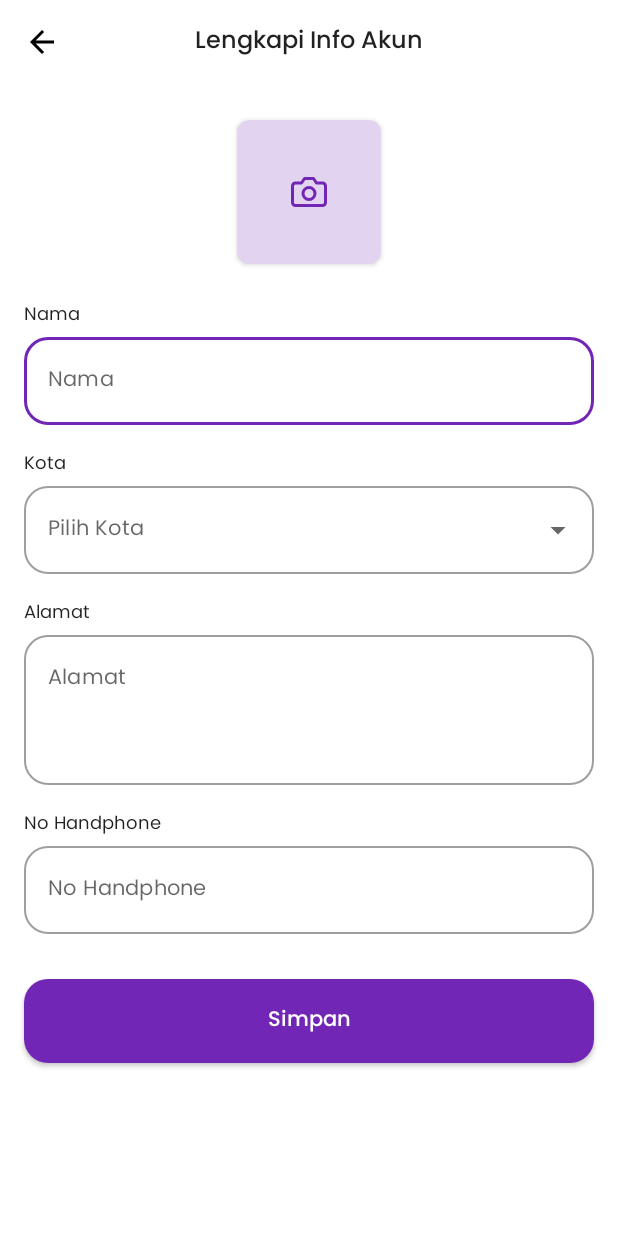
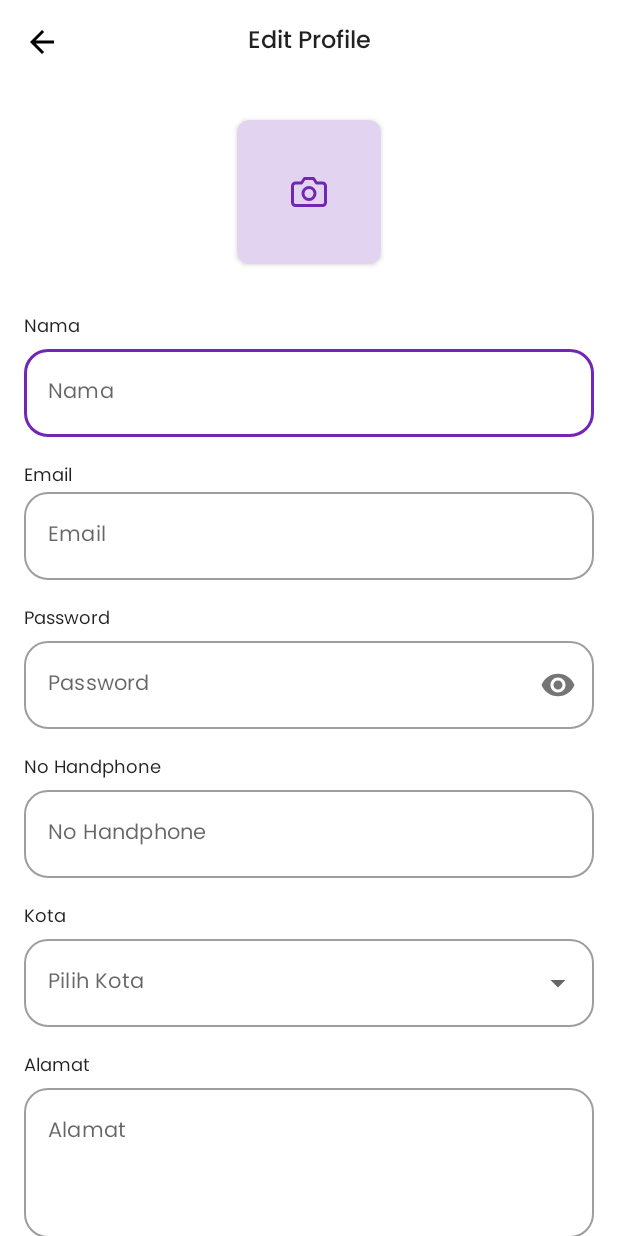
Before and after one commit to zan-os/SecondHand, an Android app: the EditProfileActivity screen opened directly, with no data from a screen before it, on a phone screen of 412 x 824 dp. Run offline under Robolectric (Android 15) with nearby library versions, the phone set to English and light mode, and no system bars; libraries missing offline, so code that uses them is left out: gun0912.tedimagepicker.builder; pictures from the network do not load.

Commit message:
Update UI EditProfile

```diff
--- a/app/src/main/res/layout/activity_edit_profile.xml
+++ b/app/src/main/res/layout/activity_edit_profile.xml
@@ -11,28 +11,31 @@
         android:layout_width="match_parent"
         android:layout_height="?android:attr/actionBarSize"
         app:layout_constraintEnd_toEndOf="parent"
-        app:layout_constraintStart_toStartOf="parent"
         app:layout_constraintTop_toTopOf="parent"
         app:navigationIcon="?attr/homeAsUpIndicator"
+        app:layout_constraintStart_toStartOf="parent"
         app:navigationIconTint="?colorOnSecondary">
 
         <com.google.android.material.textview.MaterialTextView
+            android:id="@+id/edit_profile_tv"
             style="@style/TextAppearance.SecondHand.Title.Medium"
             android:layout_width="wrap_content"
             android:layout_height="wrap_content"
             android:layout_gravity="center"
-            android:text="@string/lengkapi_info_akun" />
-
+            android:text="@string/edit_profile"
+            tools:layout_editor_absoluteX="166dp"
+            tools:layout_editor_absoluteY="7dp" />
     </com.google.android.material.appbar.MaterialToolbar>
 
     <ScrollView
         android:layout_width="match_parent"
         android:layout_height="0dp"
         android:contentDescription="@string/description"
+        android:scrollbars="none"
         app:layout_constraintBottom_toBottomOf="parent"
         app:layout_constraintEnd_toEndOf="parent"
         app:layout_constraintStart_toStartOf="parent"
-        app:layout_constraintTop_toBottomOf="@+id/materialToolbar">
+        app:layout_constraintTop_toBottomOf="@id/materialToolbar">
 
         <androidx.constraintlayout.widget.ConstraintLayout
             android:layout_width="match_parent"
@@ -69,7 +72,7 @@
                 android:layout_width="wrap_content"
                 android:layout_height="wrap_content"
                 android:layout_marginStart="16dp"
-                android:layout_marginTop="24dp"
+                android:layout_marginTop="32dp"
                 android:text="@string/nama"
                 app:layout_constraintStart_toStartOf="parent"
                 app:layout_constraintTop_toBottomOf="@+id/profile_image_container" />
@@ -96,14 +99,105 @@
             </com.google.android.material.textfield.TextInputLayout>
 
             <com.google.android.material.textview.MaterialTextView
+                android:id="@+id/email_tv"
+                style="@style/TextAppearance.SecondHand.Body.Regular"
+                android:layout_width="wrap_content"
+                android:layout_height="wrap_content"
+                android:layout_marginTop="16dp"
+                android:text="@string/email"
+                app:layout_constraintStart_toStartOf="@+id/name_et_layout"
+                app:layout_constraintTop_toBottomOf="@+id/name_et_layout" />
+
+            <com.google.android.material.textfield.TextInputLayout
+                android:id="@+id/email_et_layout"
+                style="@style/TextInputLayout"
+                android:layout_width="0dp"
+                android:layout_height="wrap_content"
+                app:layout_constraintEnd_toEndOf="@+id/name_et_layout"
+                app:layout_constraintStart_toStartOf="@+id/email_tv"
+                app:layout_constraintTop_toBottomOf="@+id/email_tv">
+
+                <com.google.android.material.textfield.TextInputEditText
+                    android:id="@+id/email_et"
+                    style="@style/EditText"
+                    android:layout_width="match_parent"
+                    android:layout_height="wrap_content"
+                    android:hint="@string/email"
+                    android:inputType="textEmailAddress" />
+
+            </com.google.android.material.textfield.TextInputLayout>
+
+            <com.google.android.material.textview.MaterialTextView
+                android:id="@+id/password_tv"
+                style="@style/TextAppearance.SecondHand.Body.Regular"
+                android:layout_width="wrap_content"
+                android:layout_height="wrap_content"
+                android:layout_marginTop="16dp"
+                android:text="@string/password"
+                app:layout_constraintStart_toStartOf="@+id/email_et_layout"
+                app:layout_constraintTop_toBottomOf="@+id/email_et_layout" />
+
+            <com.google.android.material.textfield.TextInputLayout
+                android:id="@+id/password_et_layout"
+                style="@style/TextInputLayout"
+                android:layout_width="0dp"
+                android:layout_height="wrap_content"
+                android:layout_marginTop="4dp"
+                app:errorIconDrawable="@null"
+                app:layout_constraintEnd_toEndOf="@+id/email_et_layout"
+                app:layout_constraintStart_toStartOf="@+id/password_tv"
+                app:layout_constraintTop_toBottomOf="@+id/password_tv"
+                app:passwordToggleEnabled="true">
+
+                <com.google.android.material.textfield.TextInputEditText
+                    android:id="@+id/password_et"
+                    style="@style/EditText"
+                    android:layout_width="match_parent"
+                    android:layout_height="wrap_content"
+                    android:hint="@string/password"
+                    android:inputType="textPassword" />
+
+            </com.google.android.material.textfield.TextInputLayout>
+
+            <com.google.android.material.textview.MaterialTextView
+                android:id="@+id/phone_number_tv"
+                style="@style/TextAppearance.SecondHand.Body.Regular"
+                android:layout_width="wrap_content"
+                android:layout_height="wrap_content"
+                android:layout_marginTop="16dp"
+                android:text="@string/no_handphone"
+                app:layout_constraintStart_toStartOf="@+id/password_et_layout"
+                app:layout_constraintTop_toBottomOf="@+id/password_et_layout" />
+
+            <com.google.android.material.textfield.TextInputLayout
+                android:id="@+id/phone_number_et_layout"
+                style="@style/TextInputLayout"
+                android:layout_width="0dp"
+                android:layout_height="wrap_content"
+                android:layout_marginTop="4dp"
+                app:layout_constraintEnd_toEndOf="@+id/password_et_layout"
+                app:layout_constraintStart_toStartOf="@+id/phone_number_tv"
+                app:layout_constraintTop_toBottomOf="@+id/phone_number_tv">
+
+                <com.google.android.material.textfield.TextInputEditText
+                    android:id="@+id/phone_number_et"
+                    style="@style/EditText"
+                    android:layout_width="match_parent"
+                    android:layout_height="wrap_content"
+                    android:hint="@string/no_handphone"
+                    android:inputType="number" />
+
+            </com.google.android.material.textfield.TextInputLayout>
+
+            <com.google.android.material.textview.MaterialTextView
                 android:id="@+id/city_tv"
                 style="@style/TextAppearance.SecondHand.Body.Regular"
                 android:layout_width="wrap_content"
                 android:layout_height="wrap_content"
                 android:layout_marginTop="16dp"
                 android:text="@string/kota"
-                app:layout_constraintStart_toStartOf="@+id/name_et_layout"
-                app:layout_constraintTop_toBottomOf="@+id/name_et_layout" />
+                app:layout_constraintStart_toStartOf="@+id/phone_number_et_layout"
+                app:layout_constraintTop_toBottomOf="@+id/phone_number_et_layout" />
 
             <com.google.android.material.textfield.TextInputLayout
                 android:id="@+id/city_et_layout"
@@ -111,7 +205,7 @@
                 android:layout_width="0dp"
                 android:layout_height="wrap_content"
                 android:layout_marginTop="4dp"
-                app:layout_constraintEnd_toEndOf="@+id/name_et_layout"
+                app:layout_constraintEnd_toEndOf="@+id/password_et_layout"
                 app:layout_constraintStart_toStartOf="@+id/city_tv"
                 app:layout_constraintTop_toBottomOf="@+id/city_tv">
 
@@ -140,7 +234,7 @@
                 android:layout_width="0dp"
                 android:layout_height="wrap_content"
                 android:layout_marginTop="4dp"
-                app:layout_constraintEnd_toEndOf="@+id/city_et_layout"
+                app:layout_constraintEnd_toEndOf="@+id/phone_number_et_layout"
                 app:layout_constraintStart_toStartOf="@+id/address_tv"
                 app:layout_constraintTop_toBottomOf="@+id/address_tv">
 
@@ -153,50 +247,39 @@
 
             </com.google.android.material.textfield.TextInputLayout>
 
-            <com.google.android.material.textview.MaterialTextView
-                android:id="@+id/phone_number_tv"
-                style="@style/TextAppearance.SecondHand.Body.Regular"
-                android:layout_width="wrap_content"
-                android:layout_height="wrap_content"
-                android:layout_marginTop="16dp"
-                android:text="@string/no_handphone"
-                app:layout_constraintStart_toStartOf="@+id/address_et_layout"
-                app:layout_constraintTop_toBottomOf="@+id/address_et_layout" />
-
-            <com.google.android.material.textfield.TextInputLayout
-                android:id="@+id/phone_number_et_layout"
-                style="@style/TextInputLayout"
-                android:layout_width="0dp"
-                android:layout_height="wrap_content"
-                android:layout_marginTop="4dp"
-                app:layout_constraintEnd_toEndOf="@+id/address_et_layout"
-                app:layout_constraintStart_toStartOf="@+id/phone_number_tv"
-                app:layout_constraintTop_toBottomOf="@+id/phone_number_tv">
-
-                <com.google.android.material.textfield.TextInputEditText
-                    android:id="@+id/phone_number_et"
-                    style="@style/EditText"
-                    android:layout_width="match_parent"
-                    android:layout_height="wrap_content"
-                    android:hint="@string/no_handphone"
-                    android:inputType="number" />
-
-            </com.google.android.material.textfield.TextInputLayout>
-
             <com.google.android.material.button.MaterialButton
                 android:id="@+id/save_btn"
                 style="@style/Button"
                 android:layout_width="0dp"
                 android:layout_height="wrap_content"
                 android:layout_marginTop="24dp"
+                android:enabled="false"
                 android:text="@string/simpan"
                 app:layout_constraintEnd_toEndOf="@+id/phone_number_et_layout"
                 app:layout_constraintStart_toStartOf="@+id/phone_number_et_layout"
-                app:layout_constraintTop_toBottomOf="@+id/phone_number_et_layout" />
+                app:layout_constraintTop_toBottomOf="@+id/address_et_layout" />
+
+            <androidx.constraintlayout.widget.Guideline
+                android:id="@+id/guideline"
+                android:layout_width="wrap_content"
+                android:layout_height="wrap_content"
+                android:orientation="vertical"
+                app:layout_constraintGuide_end="205dp" />
 
         </androidx.constraintlayout.widget.ConstraintLayout>
 
+
     </ScrollView>
 
+    <ProgressBar
+        android:id="@+id/progress_circular"
+        android:layout_width="wrap_content"
+        android:layout_height="wrap_content"
+        android:layout_marginTop="8dp"
+        android:indeterminateTint="@color/dark_blue_04"
+        android:visibility="gone"
+        app:layout_constraintEnd_toEndOf="parent"
+        app:layout_constraintStart_toStartOf="parent"
+        app:layout_constraintTop_toBottomOf="@+id/materialToolbar" />
 
 </androidx.constraintlayout.widget.ConstraintLayout>
--- a/app/src/main/res/values/strings.xml
+++ b/app/src/main/res/values/strings.xml
@@ -79,6 +79,7 @@
     <string name="pilih_kota">Pilih Kota</string>
     <string name="lokasi">Lokasi</string>
     <string name="pilih_kategori">Pilih Kategori</string>
+    <string name="edit_profile">Edit Profile</string>
     <string-array name="city">
         <item>Aceh</item>
         <item>Bandar Lampung</item>
```
